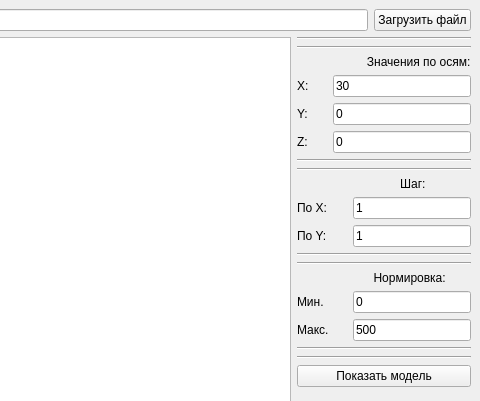
First picture: the form in mainwindow.ui, repository KriptYashka/3D_Visual_OOP, before the edit; both pictures show x 552 to 1032 and y 0 to 401 of the 1032 by 797 pixel window.
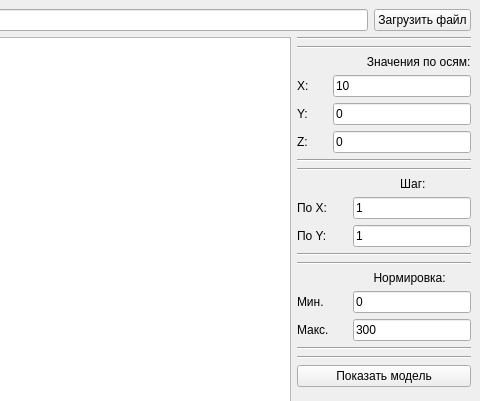
Second picture: the form after the edit. Custom widgets are drawn as their Qt base class.

```diff
--- a/mainwindow.ui
+++ b/mainwindow.ui
@@ -89,7 +89,7 @@
              </size>
             </property>
             <property name="text">
-             <string>30</string>
+             <string>10</string>
             </property>
            </widget>
           </item>
@@ -286,7 +286,7 @@
                </size>
               </property>
               <property name="text">
-               <string>500</string>
+               <string>300</string>
               </property>
              </widget>
             </item>
```
